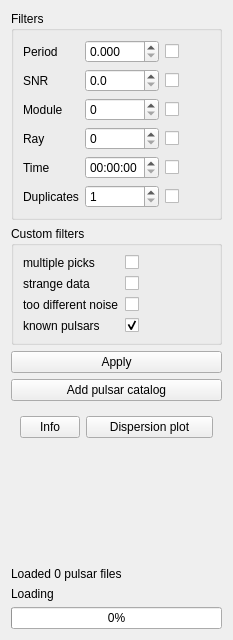
Above: src/analytics.ui from vtyulb/BSA-Analytics before the change. Below: the same form after it.
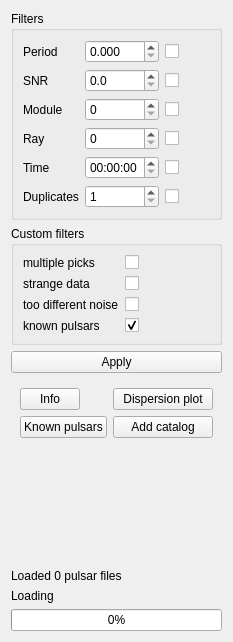
That is the form after the change.

Commit message: known pulsars gui

```diff
--- a/src/analytics.ui
+++ b/src/analytics.ui
@@ -7,7 +7,7 @@
     <x>0</x>
     <y>0</y>
     <width>233</width>
-    <height>640</height>
+    <height>642</height>
    </rect>
   </property>
   <property name="windowTitle">
@@ -233,17 +233,10 @@
      </property>
     </widget>
    </item>
-   <item>
-    <widget class="QPushButton" name="addPulsarCatalog">
-     <property name="text">
-      <string>Add pulsar catalog</string>
-     </property>
-    </widget>
-   </item>
    <item>
     <widget class="QWidget" name="widget" native="true">
-     <layout class="QHBoxLayout" name="horizontalLayout_2">
-      <item>
+     <layout class="QGridLayout" name="gridLayout_3">
+      <item row="0" column="0">
        <widget class="QPushButton" name="infoButton">
         <property name="maximumSize">
          <size>
@@ -256,13 +249,27 @@
         </property>
        </widget>
       </item>
-      <item>
+      <item row="0" column="1">
        <widget class="QPushButton" name="dispersionPlotButton">
         <property name="text">
          <string>Dispersion plot</string>
         </property>
        </widget>
       </item>
+      <item row="1" column="1">
+       <widget class="QPushButton" name="addPulsarCatalog">
+        <property name="text">
+         <string>Add catalog</string>
+        </property>
+       </widget>
+      </item>
+      <item row="1" column="0">
+       <widget class="QPushButton" name="knownPulsarsButton">
+        <property name="text">
+         <string>Known pulsars</string>
+        </property>
+       </widget>
+      </item>
      </layout>
     </widget>
    </item>
```
The commit also changes 7 other files.
